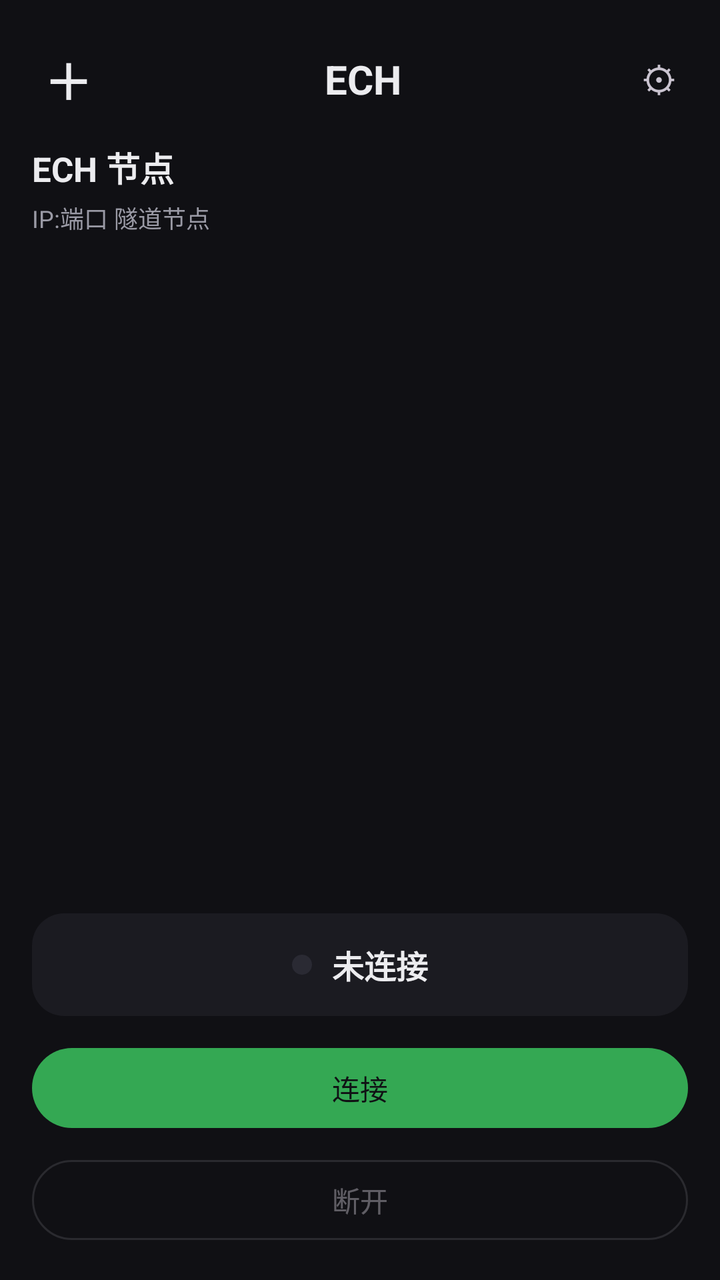
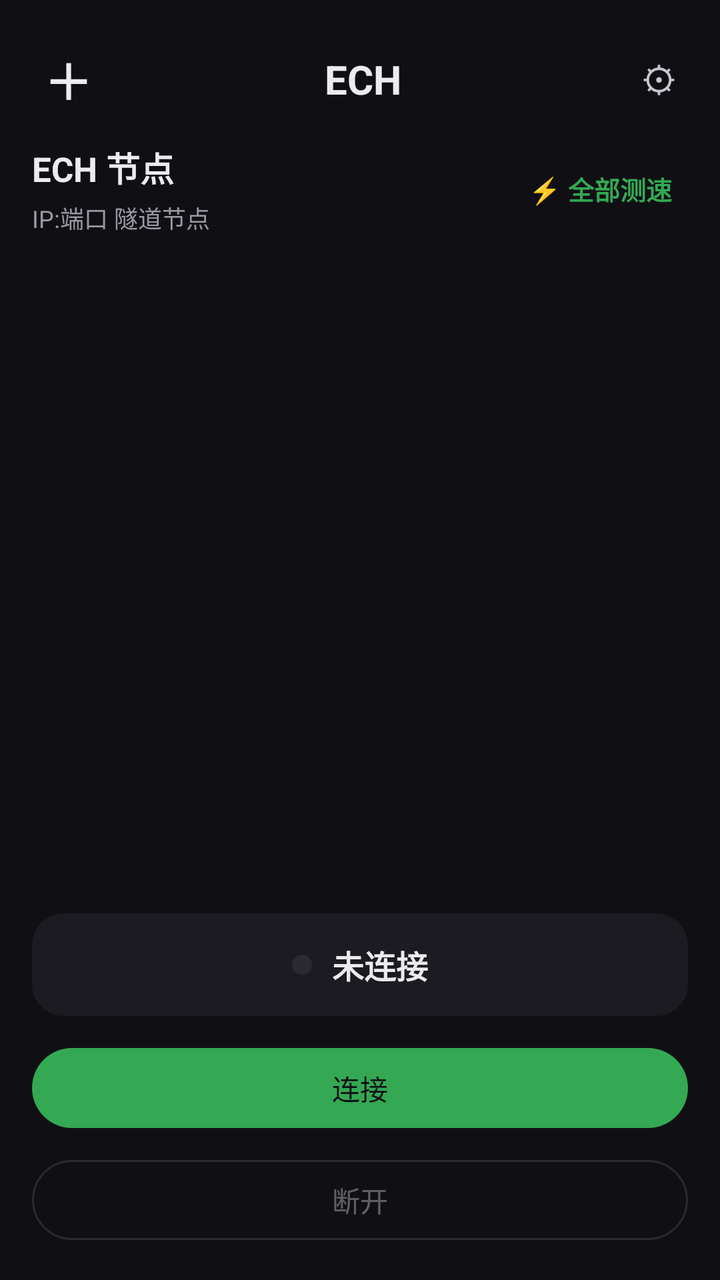

Screens rendered from an Android XML layout before and after an edit, with the pre-edit source and the edit as a unified diff.
<!-- AndroidManifest.xml: application theme Theme.EchOS -->
<!-- res/layout/activity_main.xml -->
<?xml version="1.0" encoding="utf-8"?>
<LinearLayout xmlns:android="http://schemas.android.com/apk/res/android"
    android:layout_width="match_parent"
    android:layout_height="match_parent"
    android:orientation="vertical"
    android:background="@color/ech_bg"
    android:padding="16dp">

    
    <LinearLayout
        android:layout_width="match_parent"
        android:layout_height="wrap_content"
        android:gravity="center_vertical"
        android:orientation="horizontal">

        <TextView
            android:id="@+id/btnAddCard"
            android:layout_width="wrap_content"
            android:layout_height="wrap_content"
            android:background="?attr/selectableItemBackgroundBorderless"
            android:padding="6dp"
            android:text="＋"
            android:textColor="@color/ech_text"
            android:textSize="24sp"
            android:textStyle="bold" />

        <TextView
            android:layout_width="0dp"
            android:layout_height="wrap_content"
            android:layout_weight="1"
            android:gravity="center"
            android:text="@string/ech_title"
            android:textColor="@color/ech_text"
            android:textSize="20sp"
            android:textStyle="bold" />

        <TextView
            android:id="@+id/btnSettings"
            android:layout_width="wrap_content"
            android:layout_height="wrap_content"
            android:layout_marginStart="4dp"
            android:background="?attr/selectableItemBackgroundBorderless"
            android:padding="6dp"
            android:text="⚙"
            android:textSize="18sp" />
    </LinearLayout>

    
    <LinearLayout
        android:id="@+id/emptyView"
        android:layout_width="match_parent"
        android:layout_height="0dp"
        android:layout_weight="1"
        android:gravity="center"
        android:orientation="vertical"
        android:visibility="gone">

        <TextView
            android:layout_width="wrap_content"
            android:layout_height="wrap_content"
            android:text="⬡"
            android:textColor="@color/ech_sub"
            android:textSize="64sp" />

        <TextView
            android:layout_width="wrap_content"
            android:layout_height="wrap_content"
            android:layout_marginTop="12dp"
            android:text="@string/no_nodes"
            android:textColor="@color/ech_text"
            android:textSize="18sp"
            android:textStyle="bold" />

        <TextView
            android:layout_width="wrap_content"
            android:layout_height="wrap_content"
            android:layout_marginTop="6dp"
            android:gravity="center"
            android:text="@string/no_nodes_sub"
            android:textColor="@color/ech_sub"
            android:textSize="13sp" />

        <com.google.android.material.button.MaterialButton
            android:id="@+id/btnEmptyAdd"
            android:layout_width="wrap_content"
            android:layout_height="wrap_content"
            android:layout_marginTop="20dp"
            android:text="@string/add_node" />
    </LinearLayout>

    
    <ScrollView
        android:id="@+id/cardsScroll"
        android:layout_width="match_parent"
        android:layout_height="0dp"
        android:layout_marginTop="8dp"
        android:layout_weight="1">

        <LinearLayout
            android:layout_width="match_parent"
            android:layout_height="wrap_content"
            android:orientation="vertical">

            
            <LinearLayout
                android:id="@+id/listHeader"
                android:layout_width="match_parent"
                android:layout_height="wrap_content"
                android:orientation="vertical"
                android:paddingBottom="12dp">

                <TextView
                    android:layout_width="wrap_content"
                    android:layout_height="wrap_content"
                    android:text="@string/nodes_title"
                    android:textColor="@color/ech_text"
                    android:textSize="17sp"
                    android:textStyle="bold" />

                <TextView
                    android:layout_width="wrap_content"
                    android:layout_height="wrap_content"
                    android:layout_marginTop="4dp"
                    android:text="@string/nodes_subtitle"
                    android:textColor="@color/ech_sub"
                    android:textSize="12sp" />
            </LinearLayout>

            <LinearLayout
                android:id="@+id/cardsContainer"
                android:layout_width="match_parent"
                android:layout_height="wrap_content"
                android:orientation="vertical" />
        </LinearLayout>
    </ScrollView>

    
    <LinearLayout
        android:id="@+id/statusCard"
        android:layout_width="match_parent"
        android:layout_height="wrap_content"
        android:layout_marginTop="12dp"
        android:background="@drawable/bg_status_card"
        android:orientation="vertical"
        android:padding="14dp">

        
        <LinearLayout
            android:layout_width="match_parent"
            android:layout_height="wrap_content"
            android:gravity="center"
            android:orientation="horizontal">

            <View
                android:id="@+id/statusDot"
                android:layout_width="10dp"
                android:layout_height="10dp"
                android:background="@drawable/bg_status_dot" />

            <TextView
                android:id="@+id/statusView"
                android:layout_width="wrap_content"
                android:layout_height="wrap_content"
                android:layout_marginStart="10dp"
                android:text="@string/disconnected"
                android:textColor="@color/ech_text"
                android:textSize="16sp"
                android:textStyle="bold" />
        </LinearLayout>

        
        <TextView
            android:id="@+id/statusError"
            android:layout_width="match_parent"
            android:layout_height="wrap_content"
            android:layout_marginTop="6dp"
            android:gravity="center"
            android:textColor="@color/ech_error"
            android:textSize="12sp"
            android:visibility="gone" />
    </LinearLayout>

    <com.google.android.material.button.MaterialButton
        android:id="@+id/btnStart"
        android:layout_width="match_parent"
        android:layout_height="wrap_content"
        android:layout_marginTop="12dp"
        android:text="@string/connect" />

    <com.google.android.material.button.MaterialButton
        android:id="@+id/btnStop"
        style="@style/Widget.Material3.Button.OutlinedButton"
        android:layout_width="match_parent"
        android:layout_height="wrap_content"
        android:layout_marginTop="8dp"
        android:enabled="false"
        android:text="@string/disconnect" />
</LinearLayout>
<!-- resources referenced by this layout -->
<resources>
  <color name="ech_bg">#101014</color>
  <color name="ech_error">#EA4335</color>
  <color name="ech_sub">#9A9AA5</color>
  <color name="ech_text">#ECECEF</color>
  <!-- drawable bg_status_card (drawable) -->
  <?xml version="1.0" encoding="utf-8"?>
  <shape xmlns:android="http://schemas.android.com/apk/res/android">
      <solid android:color="@color/ech_card" />
      <corners android:radius="16dp" />
  </shape>
  <!-- drawable bg_status_dot (drawable) -->
  <?xml version="1.0" encoding="utf-8"?>
  <shape xmlns:android="http://schemas.android.com/apk/res/android"
      android:shape="oval">
      <solid android:color="@color/ech_btn_disabled" />
      <size android:width="10dp" android:height="10dp" />
  </shape>
  <string name="add_node">添加节点</string>
  <string name="connect">连接</string>
  <string name="disconnect">断开</string>
  <string name="disconnected">未连接</string>
  <string name="ech_title">ECH</string>
  <string name="no_nodes">还没有节点</string>
  <string name="no_nodes_sub">点击右上角 + 添加第一个 IP:端口 节点</string>
  <string name="nodes_subtitle">IP:端口 隧道节点</string>
  <string name="nodes_title">ECH 节点</string>
  <style name="Theme.EchOS" parent="Theme.Material3.Dark.NoActionBar">
          <item name="android:windowBackground">@color/ech_bg</item>
          <item name="android:statusBarColor">@color/ech_topbar</item>
          <item name="android:navigationBarColor">@color/ech_bg</item>
          <item name="colorPrimary">@color/ech_green</item>
          <item name="colorPrimaryVariant">@color/ech_green_bg</item>
          <item name="colorOnPrimary">@color/ech_bg</item>
          <item name="android:colorAccent">@color/ech_green</item>
          <item name="android:textColorPrimary">@color/ech_text</item>
          <item name="android:textColorSecondary">@color/ech_sub</item>
          <item name="android:colorBackground">@color/ech_bg</item>
          <item name="android:windowLightStatusBar">false</item>
          <item name="android:dialogTheme">@style/Theme.EchOS.Dialog</item>
      </style>
  <color name="ech_card">#1B1B21</color>
  <color name="ech_btn_disabled">#2A2A33</color>
  <color name="ech_topbar">#17171C</color>
  <color name="ech_green">#34A853</color>
  <color name="ech_green_bg">#1E3A28</color>
  <style name="Theme.EchOS.Dialog" parent="Theme.Material3.Dark.Dialog.Alert">
          <item name="android:windowEnterAnimation">@anim/ech_dialog_enter</item>
          <item name="android:windowExitAnimation">@anim/ech_dialog_exit</item>
          <item name="android:colorAccent">@color/ech_green</item>
      </style>
</resources>

<!-- the commit's change to res/layout/activity_main.xml (unified diff, before → after) -->
@@ -106,24 +106,47 @@
                 android:id="@+id/listHeader"
                 android:layout_width="match_parent"
                 android:layout_height="wrap_content"
-                android:orientation="vertical"
+                android:gravity="center_vertical"
+                android:orientation="horizontal"
                 android:paddingBottom="12dp">
 
+                <LinearLayout
+                    android:layout_width="0dp"
+                    android:layout_height="wrap_content"
+                    android:layout_weight="1"
+                    android:orientation="vertical">
+
+                    <TextView
+                        android:layout_width="wrap_content"
+                        android:layout_height="wrap_content"
+                        android:text="@string/nodes_title"
+                        android:textColor="@color/ech_text"
+                        android:textSize="17sp"
+                        android:textStyle="bold" />
+
+                    <TextView
+                        android:layout_width="wrap_content"
+                        android:layout_height="wrap_content"
+                        android:layout_marginTop="4dp"
+                        android:text="@string/nodes_subtitle"
+                        android:textColor="@color/ech_sub"
+                        android:textSize="12sp" />
+                </LinearLayout>
+
+                
                 <TextView
+                    android:id="@+id/btnTestAll"
                     android:layout_width="wrap_content"
                     android:layout_height="wrap_content"
-                    android:text="@string/nodes_title"
-                    android:textColor="@color/ech_text"
-                    android:textSize="17sp"
+                    android:background="?attr/selectableItemBackgroundBorderless"
+                    android:clickable="true"
+                    android:focusable="true"
+                    android:paddingHorizontal="8dp"
+                    android:paddingVertical="6dp"
+                    android:text="@string/test_all"
+                    android:textColor="@color/ech_green"
+                    android:textSize="13sp"
                     android:textStyle="bold" />
-
-                <TextView
-                    android:layout_width="wrap_content"
-                    android:layout_height="wrap_content"
-                    android:layout_marginTop="4dp"
-                    android:text="@string/nodes_subtitle"
-                    android:textColor="@color/ech_sub"
-                    android:textSize="12sp" />
             </LinearLayout>
 
             <LinearLayout
<!-- resource entries referenced after the edit -->
@@ -26,6 +26,7 @@
   <string name="no_nodes_sub">点击右上角 + 添加第一个 IP:端口 节点</string>
   <string name="nodes_subtitle">IP:端口 隧道节点</string>
   <string name="nodes_title">ECH 节点</string>
+  <string name="test_all">⚡ 全部测速</string>
   <style name="Theme.EchOS" parent="Theme.Material3.Dark.NoActionBar">
           <item name="android:windowBackground">@color/ech_bg</item>
           <item name="android:statusBarColor">@color/ech_topbar</item>
